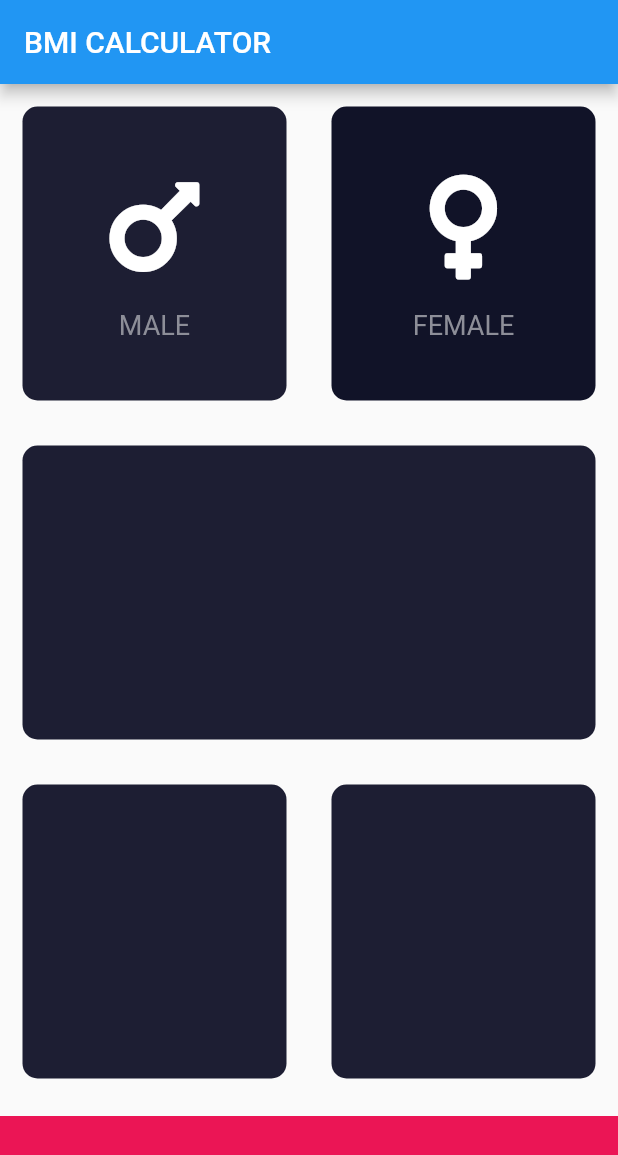
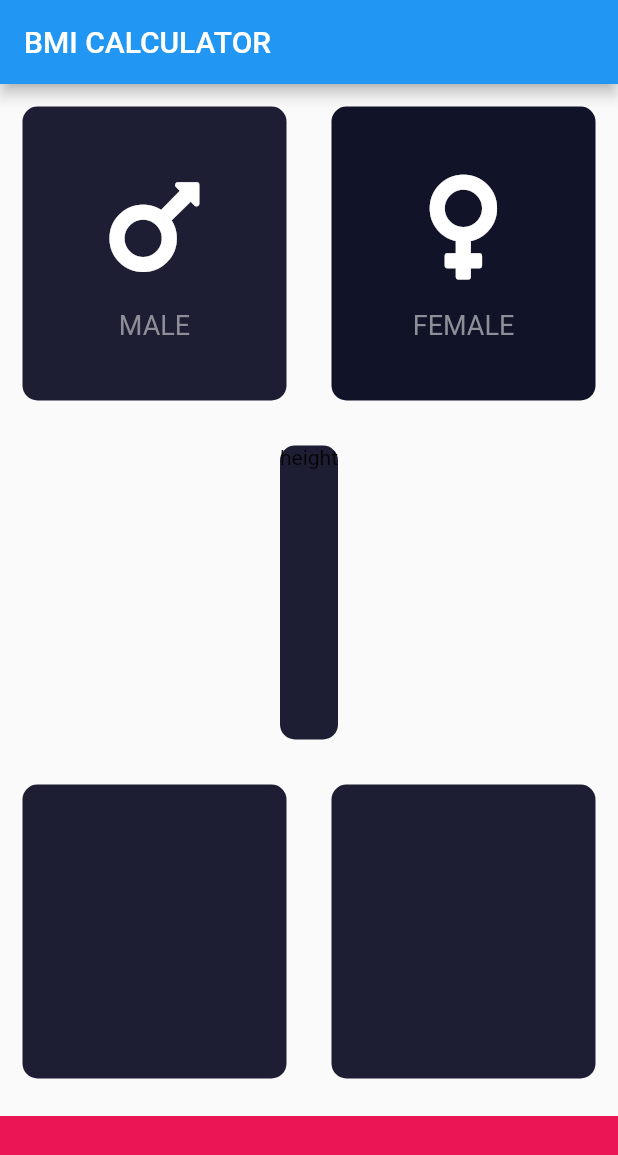
Before and after one commit to yotsufe/flutter_base, a Flutter app: the InputPage screen opened directly, after a tap on "MALE", on a phone screen of 412 x 824 dp. Shown: the top 1155 px of the screen. Run offline on Flutter 3.47's test engine with Material 2 defaults, Android fonts, the phone set to English and light mode, and no system bars; our stand-ins replace audioplayers, font_awesome_flutter.

Commit message:
Add a Constants Class

```diff
--- a/lib/bmicalculator/inputpage.dart
+++ b/lib/bmicalculator/inputpage.dart
@@ -1,10 +1,6 @@
 import 'package:flutter/material.dart';
+import 'package:flutter_base/constants.dart';
 import 'package:font_awesome_flutter/font_awesome_flutter.dart';
-
-const bottomContainerHeight = 80.0;
-const bottomContainerColor = Color(0xFFEB1555);
-const activeCardColor = Color(0xFF1D1E33);
-const inactiveCardColor = Color(0xFF111328);
 
 class InputPage extends StatefulWidget {
   @override
@@ -12,12 +8,12 @@ class InputPage extends StatefulWidget {
 }
 
 class _InputPageState extends State<InputPage> {
-  Color maleCardColor = inactiveCardColor;
-  Color femaleCardColor = inactiveCardColor;
+  Color maleCardColor = kInactiveCardColor;
+  Color femaleCardColor = kInactiveCardColor;
 
   void updateGenderCardColor(bool isMale) {
-    maleCardColor = isMale ? activeCardColor : inactiveCardColor;
-    femaleCardColor = isMale ? inactiveCardColor : activeCardColor;
+    maleCardColor = isMale ? kActiveCardColor : kInactiveCardColor;
+    femaleCardColor = isMale ? kInactiveCardColor : kActiveCardColor;
   }
 
   @override
@@ -64,7 +60,12 @@ class _InputPageState extends State<InputPage> {
           ),
           Expanded(
             child: ReusableCard(
-              colour: activeCardColor,
+              colour: kActiveCardColor,
+              cardChild: Column(
+                children: [
+                  Text('height'),
+                ],
+              ),
             ),
           ),
           Expanded(
@@ -72,22 +73,22 @@ class _InputPageState extends State<InputPage> {
               children: [
                 Expanded(
                   child: ReusableCard(
-                    colour: activeCardColor,
+                    colour: kActiveCardColor,
                   ),
                 ),
                 Expanded(
                   child: ReusableCard(
-                    colour: activeCardColor,
+                    colour: kActiveCardColor,
                   ),
                 ),
               ],
             ),
           ),
           Container(
-            color: bottomContainerColor,
+            color: kBottomContainerColor,
             margin: EdgeInsets.only(top: 10.0),
             width: double.infinity,
-            height: bottomContainerHeight,
+            height: kBottomContainerHeight,
           ),
         ],
       ),
@@ -139,10 +140,7 @@ class ChildCard extends StatelessWidget {
         ),
         Text(
           gender,
-          style: TextStyle(
-            fontSize: 18.0,
-            color: Color(0xFF8D8E98),
-          ),
+          style: kLabelTextStyle,
         )
       ],
     );
--- /dev/null
+++ b/lib/constants.dart
@@ -0,0 +1,11 @@
+import 'package:flutter/material.dart';
+
+const kBottomContainerHeight = 80.0;
+const kBottomContainerColor = Color(0xFFEB1555);
+const kActiveCardColor = Color(0xFF1D1E33);
+const kInactiveCardColor = Color(0xFF111328);
+
+const kLabelTextStyle = TextStyle(
+  fontSize: 18.0,
+  color: Color(0xFF8D8E98),
+);
```
